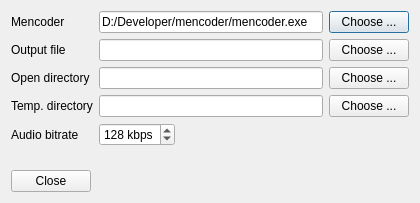
First picture: the form in settingsform.ui, repository 607011/lolQt, before the edit.
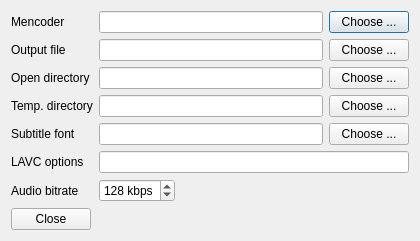
Second picture: the form after the edit.

Commit message: Added: LAVC options, subtitle font, subtitling.

```diff
--- a/settingsform.ui
+++ b/settingsform.ui
@@ -10,7 +10,7 @@
     <x>0</x>
     <y>0</y>
     <width>420</width>
-    <height>203</height>
+    <height>234</height>
    </rect>
   </property>
   <property name="windowTitle">
@@ -44,7 +44,7 @@
        <item>
         <widget class="QLineEdit" name="mencoderPathLineEdit">
          <property name="text">
-          <string>D:/Developer/mencoder/mencoder.exe</string>
+          <string/>
          </property>
         </widget>
        </item>
@@ -120,14 +120,14 @@
        </item>
       </layout>
      </item>
-     <item row="4" column="0">
+     <item row="6" column="0">
       <widget class="QLabel" name="label_5">
        <property name="text">
         <string>Audio bitrate</string>
        </property>
       </widget>
      </item>
-     <item row="4" column="1">
+     <item row="6" column="1">
       <layout class="QHBoxLayout" name="horizontalLayout_6">
        <item>
         <widget class="QSpinBox" name="audioBitrateSpinBox">
@@ -163,6 +163,37 @@
        </item>
       </layout>
      </item>
+     <item row="5" column="0">
+      <widget class="QLabel" name="label_6">
+       <property name="text">
+        <string>LAVC options</string>
+       </property>
+      </widget>
+     </item>
+     <item row="5" column="1">
+      <widget class="QLineEdit" name="lavcOptionsLineEdit"/>
+     </item>
+     <item row="4" column="0">
+      <widget class="QLabel" name="label_7">
+       <property name="text">
+        <string>Subtitle font</string>
+       </property>
+      </widget>
+     </item>
+     <item row="4" column="1">
+      <layout class="QHBoxLayout" name="horizontalLayout_7">
+       <item>
+        <widget class="QLineEdit" name="subtitleFontLineEdit"/>
+       </item>
+       <item>
+        <widget class="QPushButton" name="chooseSubtitleFontPushButton">
+         <property name="text">
+          <string>Choose ...</string>
+         </property>
+        </widget>
+       </item>
+      </layout>
+     </item>
     </layout>
    </item>
    <item row="3" column="0">
```
The commit also changes 4 other files.
